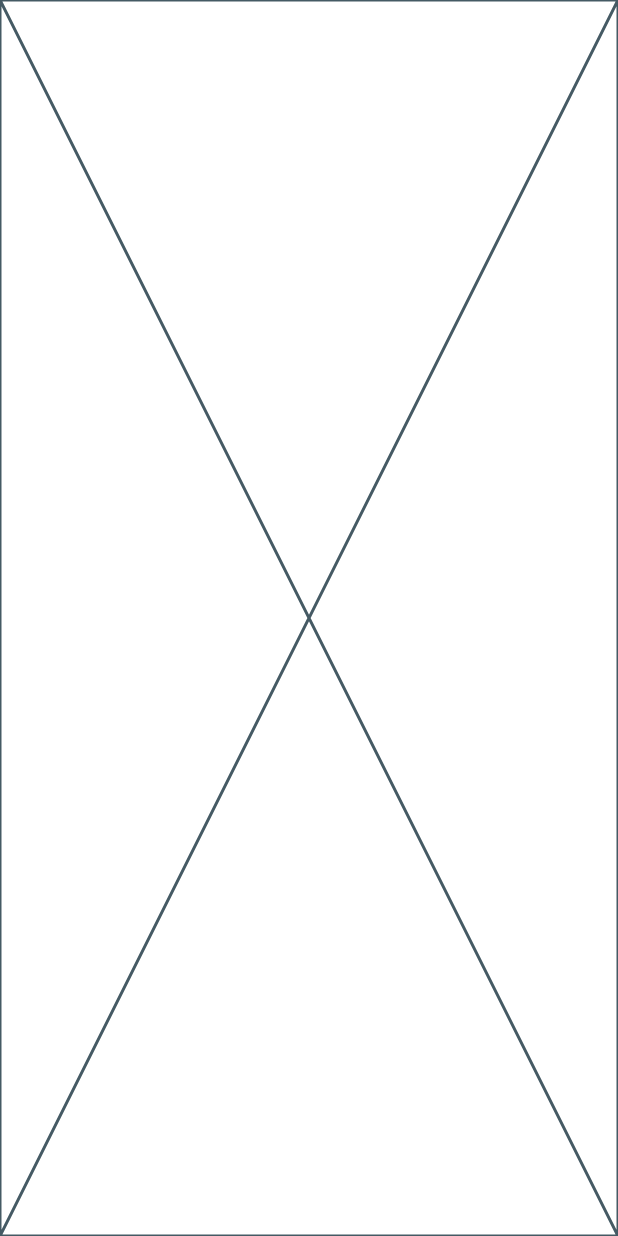
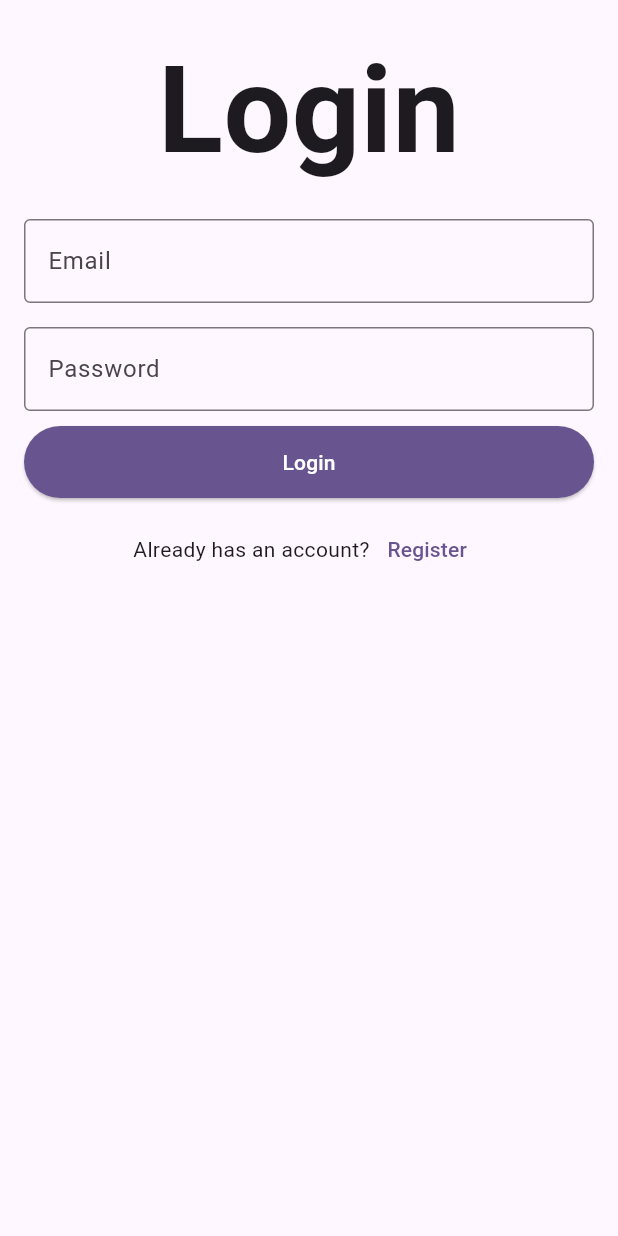
Before and after one commit to lamhongbac/basic_loyalty, a Flutter app: the screen it shows after launch, on a phone screen of 412 x 824 dp. Run offline on Flutter 3.47's test engine with Material 3 defaults, Android fonts, the light colour scheme and no system bars.

Commit message:
Validation for login screen, no style. In the future, create style base on Gigamall mobile app

```diff
--- a/lib/main.dart
+++ b/lib/main.dart
@@ -16,7 +16,7 @@ class MyApp extends StatelessWidget {
   @override
   Widget build(BuildContext context) {
     return MaterialApp(
-      title: 'Flutter Demo',
+      title: 'Loyalty Mobile App Demo',
       theme: ThemeData(
         colorScheme: ColorScheme.fromSeed(seedColor: Colors.deepPurple),
         useMaterial3: true,
--- a/lib/views/login.dart
+++ b/lib/views/login.dart
@@ -1,3 +1,4 @@
+import 'package:basic_loyalty/controllers/auth_services.dart';
 import 'package:flutter/material.dart';
 
 class LoginScreen extends StatefulWidget {
@@ -8,8 +9,169 @@ class LoginScreen extends StatefulWidget {
 }
 
 class _LoginScreenState extends State<LoginScreen> {
+  final _formkey = GlobalKey<FormState>();
+  var enteredEmail = '';
+  var enteredPassword = '';
+  var _isLogin = true;
+  void submit() {
+    final isValid = _formkey.currentState!.validate();
+
+    //chú ý:
+    //sau khi isValid thi enteremail va password dc gán giá trị
+    //nếu email và password kg đáp ứng rule thì isValid=false
+    // và cac message return sẽ hiển thị
+
+    if (isValid) {
+      _formkey.currentState!.save();
+    }
+
+    AuthService.loginWithEmail(emailController.text, passController.text)
+        .then((value) {
+      if (value == 'LoginSuccessful') {
+        _isLogin = true;
+        ScaffoldMessenger.of(context)
+            .showSnackBar(const SnackBar(content: Text('Login Successful')));
+        Navigator.pushReplacementNamed(context, '/home');
+      } else {
+        _isLogin = false;
+        ScaffoldMessenger.of(context).showSnackBar(const SnackBar(
+          content: Text(
+            'Login failed ',
+            style: TextStyle(color: Colors.white),
+          ),
+          backgroundColor: Colors.red,
+        ));
+      }
+    });
+  }
+
+  ///
+  /// email must contain @
+  ///
+  bool isValidEmail(String? email) {
+    bool isValid = true;
+    if (email == null || email.isEmpty || !email.contains('@')) {
+      isValid = false;
+    }
+    return isValid;
+  }
+
+  ///
+  ///password length >6
+  ///
+  bool isValidPassword(String? password) {
+    bool isValid = true;
+    if (password == null || password.isEmpty || password.length < 6) {
+      isValid = false;
+    }
+    return isValid;
+  }
+
+  TextEditingController emailController = TextEditingController();
+  TextEditingController passController = TextEditingController();
+
   @override
   Widget build(BuildContext context) {
-    return const Placeholder();
+    return Scaffold(
+      body: SingleChildScrollView(
+        child: Center(
+          child: Form(
+            key: _formkey,
+            child: Padding(
+              padding: const EdgeInsets.all(16),
+              child: Column(
+                mainAxisAlignment: MainAxisAlignment.center,
+                mainAxisSize: MainAxisSize.min,
+                children: [
+                  const Text(
+                    'Login',
+                    style: TextStyle(fontSize: 80, fontWeight: FontWeight.bold),
+                  ),
+                  const SizedBox(
+                    height: 16,
+                  ),
+                  TextFormField(
+                    controller: emailController,
+                    decoration: const InputDecoration(
+                        border: OutlineInputBorder(),
+                        label: Text("Email"),
+                        hintText: "Enter your email"),
+                    textCapitalization: TextCapitalization.none,
+                    autocorrect: false,
+                    keyboardType: TextInputType.emailAddress,
+                    validator: (value) {
+                      if (!isValidEmail(value)) {
+                        return 'Please input valid email';
+                      }
+                      return null;
+                    },
+                    onSaved: (value) {
+                      enteredEmail = value!;
+                    },
+                  ),
+                  const SizedBox(
+                    height: 16,
+                  ),
+                  TextFormField(
+                    controller: passController,
+                    decoration: const InputDecoration(
+                        border: OutlineInputBorder(),
+                        label: Text("Password"),
+                        hintText: "Enter valid password"),
+                    validator: (value) {
+                      if (!isValidPassword(value)) {
+                        return 'Please enter valid password';
+                      } else {
+                        return null;
+                      }
+                    },
+                    onSaved: (value) {
+                      enteredPassword = value!;
+                    },
+                    obscureText: true,
+                  ),
+                  const SizedBox(
+                    height: 10,
+                  ),
+                  SizedBox(
+                    height: 48,
+                    width: double.infinity,
+                    child: ElevatedButton(
+                      style: ElevatedButton.styleFrom(
+                          backgroundColor:
+                              Theme.of(context).colorScheme.primary),
+                      onPressed: () {
+                        submit();
+                      },
+                      child: Text(
+                        _isLogin ? 'Login' : 'Sign-Up',
+                        style: const TextStyle(
+                          color: Colors.white,
+                        ),
+                      ),
+                    ),
+                  ),
+                  const SizedBox(
+                    height: 10,
+                  ),
+                  Row(
+                    mainAxisAlignment: MainAxisAlignment.center,
+                    crossAxisAlignment: CrossAxisAlignment.center,
+                    children: [
+                      const Text('Already has an account?'),
+                      TextButton(
+                          onPressed: () {
+                            Navigator.pushReplacementNamed(context, '/signup');
+                          },
+                          child: const Text('Register'))
+                    ],
+                  )
+                ],
+              ),
+            ),
+          ),
+        ),
+      ),
+    );
   }
 }
```
Also changed, not shown: 1 other file.
